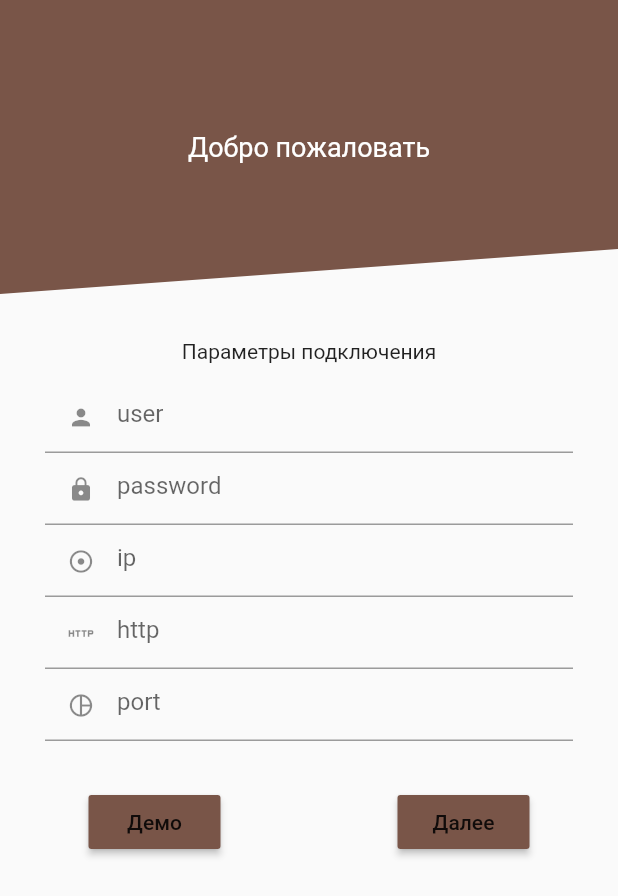
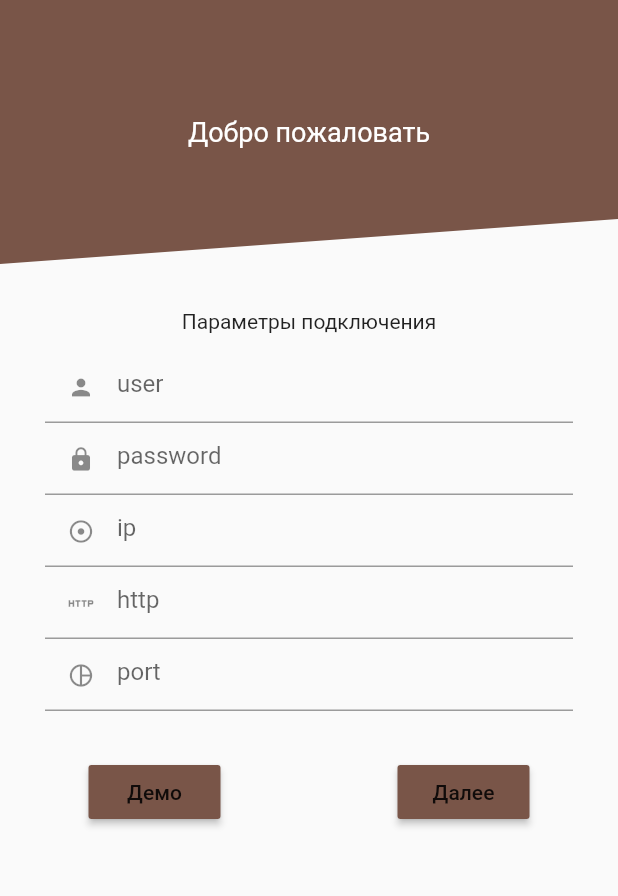
Before and after one commit to cnurba/building, a Flutter app: the screen it shows after launch, on a phone screen of 412 x 824 dp. Shown: the top 896 px of the screen. Run offline on Flutter 3.47's test engine with Material 2 defaults, Android fonts, the phone set to English and light mode, and no system bars; our stand-ins replace equatable, flutter_bloc, shared_preferences; statements that could not run were skipped.

Commit message:
Changed the class AppTheme

```diff
--- a/lib/ui/registration/registration_page.dart
+++ b/lib/ui/registration/registration_page.dart
@@ -38,7 +38,6 @@ class _RegistrationPageState extends State<RegistrationPage> {
   @override
   Widget build(BuildContext context) {
     final connectBloc = BlocProvider.of<ConnectBloc>(context);
-
     final size = MediaQuery.of(context).size;
     final bool keyboardOpen = MediaQuery.of(context).viewInsets.bottom > 0;
     return Scaffold(
@@ -51,7 +50,7 @@ class _RegistrationPageState extends State<RegistrationPage> {
                 child: Container(
                   color: Colors.brown,
                   width: double.infinity,
-                  height: size.height / 4 - 10,
+                  height: size.height / 4 - 30,
                   child: Center(
                       child: Text(
                     "Добро пожаловать",
--- a/lib/util/app_theme.dart
+++ b/lib/util/app_theme.dart
@@ -1,9 +1,7 @@
 import 'package:flutter/material.dart';
 
 class AppTheme {
-
   static final ThemeData lightTheme = _buildLightAppTheme();
-
   static ThemeData _buildLightAppTheme() {
 
     final ThemeData base = ThemeData.light();
```
